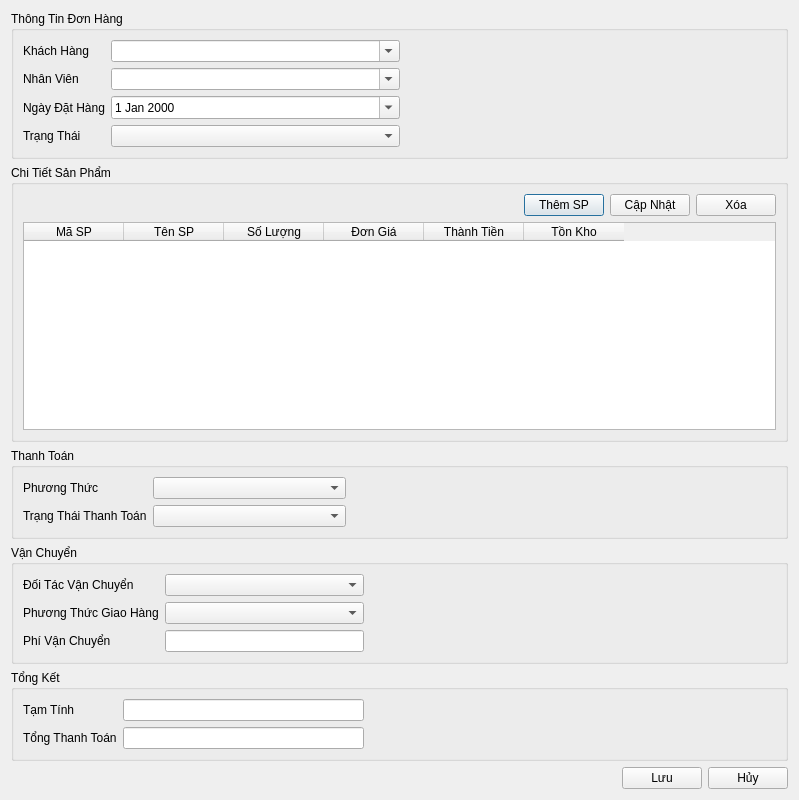
Before: the Qt Designer form ui/order_detail.ui in thinh-doan/sales-and-warehouse-management-system, drawn with Qt 5.
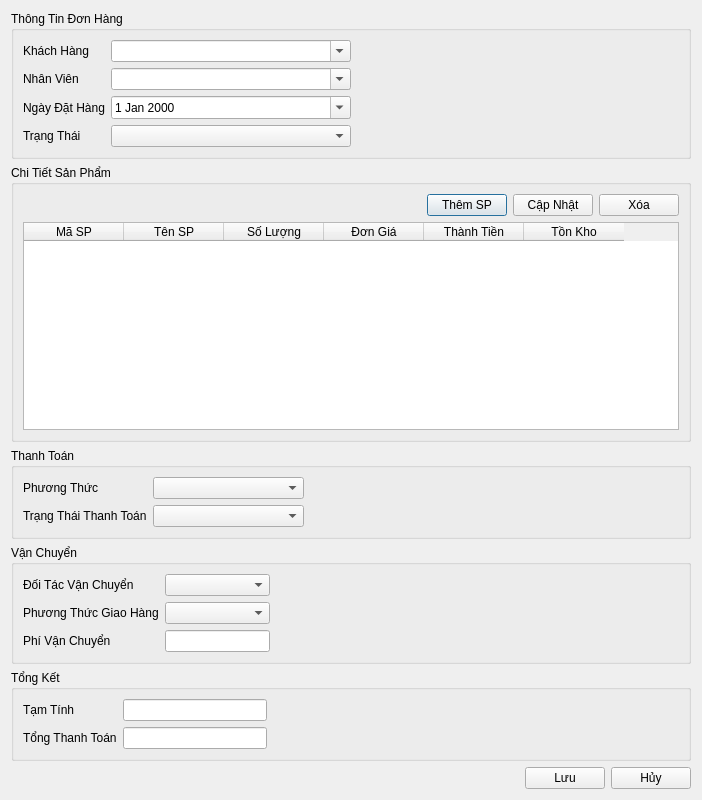
After: the same form once the commit is applied.

What changed in the file:
```diff
--- a/ui/order_detail.ui
+++ b/ui/order_detail.ui
@@ -6,7 +6,7 @@
    <rect>
     <x>0</x>
     <y>0</y>
-    <width>799</width>
+    <width>702</width>
     <height>800</height>
    </rect>
   </property>
```
